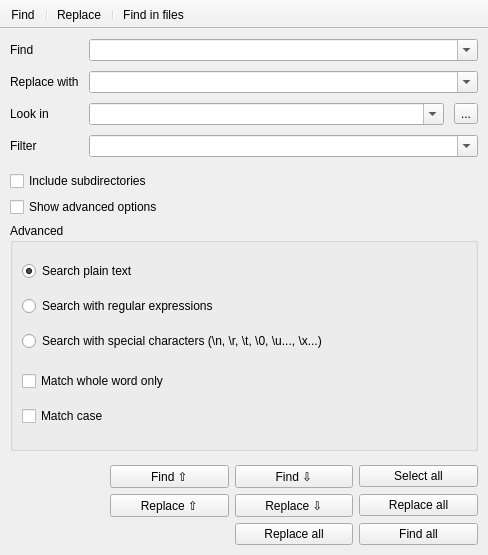
Above: src/ui/Search/frmsearchreplace.ui from notepadqq/notepadqq before the change. Below: the same form after it.
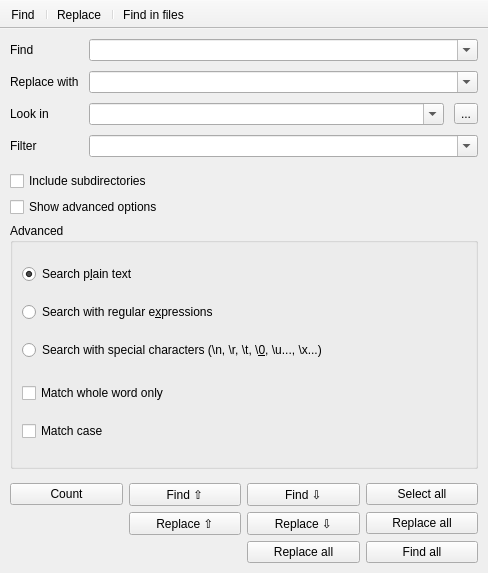
That is the form after the change. Icons and pictures are not drawn.

Commit message: Adds Count button to Find dialog. Resolved #304

Patch:
```diff
--- a/src/ui/Search/frmsearchreplace.ui
+++ b/src/ui/Search/frmsearchreplace.ui
@@ -7,7 +7,7 @@
     <x>0</x>
     <y>0</y>
     <width>488</width>
-    <height>555</height>
+    <height>573</height>
    </rect>
   </property>
   <property name="windowTitle">
@@ -212,7 +212,7 @@
        <item row="0" column="0">
         <widget class="QRadioButton" name="radSearchPlainText">
          <property name="text">
-          <string>Search plain text</string>
+          <string>Search p&amp;lain text</string>
          </property>
          <property name="checked">
           <bool>true</bool>
@@ -252,14 +252,14 @@
        <item row="2" column="0">
         <widget class="QRadioButton" name="radSearchWithSpecialChars">
          <property name="text">
-          <string>Search with special characters (\n, \r, \t, \0, \u..., \x...)</string>
+          <string>Search with special characters (\n, \r, \t, \&amp;0, \u..., \x...)</string>
          </property>
         </widget>
        </item>
        <item row="1" column="0">
         <widget class="QRadioButton" name="radSearchWithRegex">
          <property name="text">
-          <string>Search with regular expressions</string>
+          <string>Search with regular e&amp;xpressions</string>
          </property>
         </widget>
        </item>
@@ -304,7 +304,7 @@
         </property>
        </widget>
       </item>
-      <item row="1" column="1">
+      <item row="2" column="1">
        <widget class="QPushButton" name="btnReplacePrev">
         <property name="text">
          <string>Replace ⇧</string>
@@ -314,7 +314,7 @@
         </property>
        </widget>
       </item>
-      <item row="1" column="2">
+      <item row="2" column="2">
        <widget class="QPushButton" name="btnReplaceNext">
         <property name="text">
          <string>Replace ⇩</string>
@@ -324,7 +324,7 @@
         </property>
        </widget>
       </item>
-      <item row="1" column="3">
+      <item row="2" column="3">
        <widget class="QPushButton" name="btnReplaceAll">
         <property name="text">
          <string>Replace all</string>
@@ -334,14 +334,14 @@
         </property>
        </widget>
       </item>
-      <item row="2" column="1">
+      <item row="3" column="1">
        <widget class="QLabel" name="lblSpacer1">
         <property name="text">
          <string notr="true"/>
         </property>
        </widget>
       </item>
-      <item row="2" column="3">
+      <item row="3" column="3">
        <widget class="QPushButton" name="btnFindAll">
         <property name="text">
          <string>Find all</string>
@@ -361,23 +361,7 @@
         </property>
        </widget>
       </item>
-      <item row="0" column="0" rowspan="3">
-       <spacer name="horizontalSpacer">
-        <property name="orientation">
-         <enum>Qt::Horizontal</enum>
-        </property>
-        <property name="sizeType">
-         <enum>QSizePolicy::Maximum</enum>
-        </property>
-        <property name="sizeHint" stdset="0">
-         <size>
-          <width>100</width>
-          <height>20</height>
-         </size>
-        </property>
-       </spacer>
-      </item>
-      <item row="2" column="2">
+      <item row="3" column="2">
        <widget class="QPushButton" name="btnReplaceAllInFiles">
         <property name="text">
          <string>Replace all</string>
@@ -387,6 +371,13 @@
         </property>
        </widget>
       </item>
+      <item row="0" column="0">
+       <widget class="QPushButton" name="btnCount">
+        <property name="text">
+         <string>Count</string>
+        </property>
+       </widget>
+      </item>
      </layout>
     </item>
    </layout>
```
The commit also changes 3 other files.
